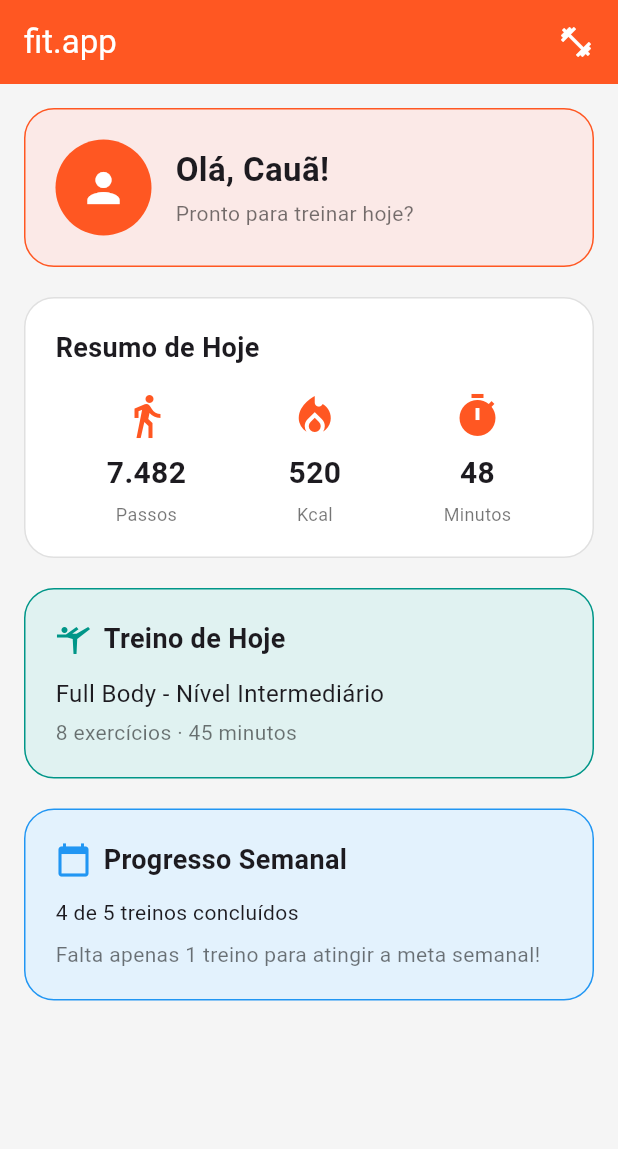
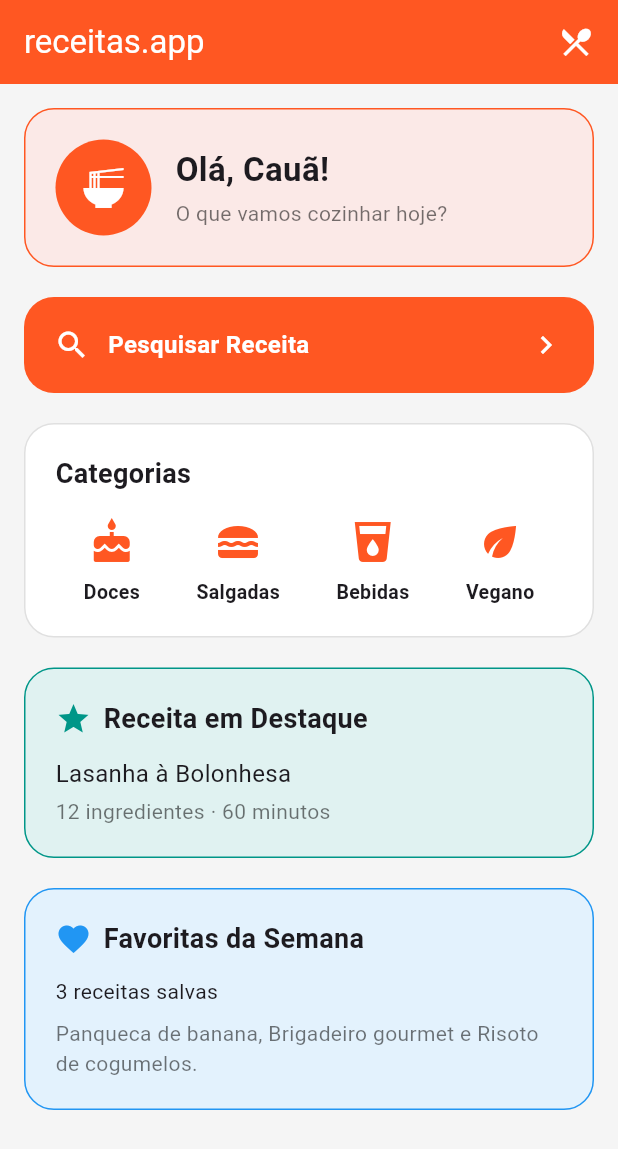
Before and after one commit to CauaACC/Desenvolvimento_Mobile_Flutter, a Flutter app: the screen it shows after launch, on a phone screen of 412 x 824 dp. Shown: the top 1149 px of the screen. Run offline on Flutter 3.47's test engine with Material 3 defaults, Android fonts, the phone set to English and light mode, and no system bars.

Commit message:
atividade 2 - campos de pesquisa
e algumas correcoes

```diff
--- a/lib/HomePage.dart
+++ b/lib/HomePage.dart
@@ -1,6 +1,7 @@
 // ignore_for_file: file_names, prefer_const_constructors, prefer_const_literals_to_create_immutables
 
 import 'package:flutter/material.dart';
+import 'package:fit_app/PesquisaReceita.dart';
 
 class HomePage extends StatelessWidget {
   const HomePage({super.key});
@@ -10,11 +11,11 @@ class HomePage extends StatelessWidget {
     return Scaffold(
       backgroundColor: Colors.grey.shade100,
       appBar: AppBar(
-        title: const Text("fit.app"),
+        title: const Text("receitas.app"),
         backgroundColor: Colors.deepOrange,
         foregroundColor: Colors.white,
         actions: const [
-          Icon(Icons.fitness_center),
+          Icon(Icons.restaurant_menu),
           SizedBox(width: 16),
         ],
       ),
@@ -34,7 +35,7 @@ class HomePage extends StatelessWidget {
                   const CircleAvatar(
                     radius: 32,
                     backgroundColor: Colors.deepOrange,
-                    child: Icon(Icons.person, color: Colors.white, size: 32),
+                    child: Icon(Icons.ramen_dining, color: Colors.white, size: 32),
                   ),
                   const SizedBox(width: 16),
                   Expanded(
@@ -50,13 +51,48 @@ class HomePage extends StatelessWidget {
                         ),
                         SizedBox(height: 4),
                         Text(
-                          "Pronto para treinar hoje?",
+                          "O que vamos cozinhar hoje?",
                           style: TextStyle(fontSize: 14, color: Colors.black54),
                         ),
                       ],
                     ),
                   ),
                 ],
+              ),
+            ),
+            const SizedBox(height: 20),
+            InkWell(
+              onTap: () {
+                Navigator.of(context).push(
+                  MaterialPageRoute(
+                    builder: (_) => const PesquisaReceita(),
+                  ),
+                );
+              },
+              borderRadius: BorderRadius.circular(20),
+              child: Container(
+                padding: const EdgeInsets.all(20),
+                decoration: BoxDecoration(
+                  color: Colors.deepOrange,
+                  borderRadius: BorderRadius.circular(20),
+                ),
+                child: Row(
+                  children: const [
+                    Icon(Icons.search, color: Colors.white),
+                    SizedBox(width: 12),
+                    Expanded(
+                      child: Text(
+                        "Pesquisar Receita",
+                        style: TextStyle(
+                          fontSize: 16,
+                          fontWeight: FontWeight.bold,
+                          color: Colors.white,
+                        ),
+                      ),
+                    ),
+                    Icon(Icons.chevron_right, color: Colors.white),
+                  ],
+                ),
               ),
             ),
             const SizedBox(height: 20),
@@ -71,27 +107,28 @@ class HomePage extends StatelessWidget {
                 crossAxisAlignment: CrossAxisAlignment.start,
                 children: [
                   const Text(
-                    "Resumo de Hoje",
+                    "Categorias",
                     style: TextStyle(fontSize: 18, fontWeight: FontWeight.bold),
                   ),
                   const SizedBox(height: 16),
                   Row(
                     mainAxisAlignment: MainAxisAlignment.spaceAround,
                     children: const [
-                      _Metrica(
-                        icone: Icons.directions_walk,
-                        valor: "7.482",
-                        rotulo: "Passos",
+                      _Categoria(
+                        icone: Icons.cake,
+                        rotulo: "Doces",
                       ),
-                      _Metrica(
-                        icone: Icons.local_fire_department,
-                        valor: "520",
-                        rotulo: "Kcal",
+                      _Categoria(
+                        icone: Icons.lunch_dining,
+                        rotulo: "Salgadas",
                       ),
-                      _Metrica(
-                        icone: Icons.timer,
-                        valor: "48",
-                        rotulo: "Minutos",
+                      _Categoria(
+                        icone: Icons.local_drink,
+                        rotulo: "Bebidas",
+                      ),
+                      _Categoria(
+                        icone: Icons.eco,
+                        rotulo: "Vegano",
                       ),
                     ],
                   ),
@@ -111,10 +148,10 @@ class HomePage extends StatelessWidget {
                 children: [
                   Row(
                     children: const [
-                      Icon(Icons.sports_gymnastics, color: Colors.teal),
+                      Icon(Icons.star, color: Colors.teal),
                       SizedBox(width: 8),
                       Text(
-                        "Treino de Hoje",
+                        "Receita em Destaque",
                         style: TextStyle(
                           fontSize: 18,
                           fontWeight: FontWeight.bold,
@@ -124,12 +161,12 @@ class HomePage extends StatelessWidget {
                   ),
                   const SizedBox(height: 12),
                   const Text(
-                    "Full Body - Nível Intermediário",
+                    "Lasanha à Bolonhesa",
                     style: TextStyle(fontSize: 16),
                   ),
                   const SizedBox(height: 4),
                   const Text(
-                    "8 exercícios · 45 minutos",
+                    "12 ingredientes · 60 minutos",
                     style: TextStyle(fontSize: 14, color: Colors.black54),
                   ),
                 ],
@@ -148,10 +185,10 @@ class HomePage extends StatelessWidget {
                 children: [
                   Row(
                     children: const [
-                      Icon(Icons.calendar_today, color: Colors.blue),
+                      Icon(Icons.favorite, color: Colors.blue),
                       SizedBox(width: 8),
                       Text(
-                        "Progresso Semanal",
+                        "Favoritas da Semana",
                         style: TextStyle(
                           fontSize: 18,
                           fontWeight: FontWeight.bold,
@@ -160,10 +197,10 @@ class HomePage extends StatelessWidget {
                     ],
                   ),
                   const SizedBox(height: 12),
-                  const Text("4 de 5 treinos concluídos"),
+                  const Text("3 receitas salvas"),
                   const SizedBox(height: 8),
                   const Text(
-                    "Falta apenas 1 treino para atingir a meta semanal!",
+                    "Panqueca de banana, Brigadeiro gourmet e Risoto de cogumelos.",
                     style: TextStyle(fontSize: 14, color: Colors.black54),
                   ),
                 ],
@@ -176,14 +213,12 @@ class HomePage extends StatelessWidget {
   }
 }
 
-class _Metrica extends StatelessWidget {
+class _Categoria extends StatelessWidget {
   final IconData icone;
-  final String valor;
   final String rotulo;
 
-  const _Metrica({
+  const _Categoria({
     required this.icone,
-    required this.valor,
     required this.rotulo,
   });
 
@@ -194,13 +229,8 @@ class _Metrica extends StatelessWidget {
         Icon(icone, size: 32, color: Colors.deepOrange),
         const SizedBox(height: 8),
         Text(
-          valor,
-          style: const TextStyle(fontSize: 20, fontWeight: FontWeight.bold),
-        ),
-        const SizedBox(height: 4),
-        Text(
           rotulo,
-          style: const TextStyle(fontSize: 12, color: Colors.black54),
+          style: const TextStyle(fontSize: 13, fontWeight: FontWeight.w600),
         ),
       ],
     );
--- a/pubspec.yaml
+++ b/pubspec.yaml
@@ -1,5 +1,5 @@
 name: fit_app
-description: "Aplicativo fitness - Atividade 01, Interface Mobile."
+description: "Aplicativo de receitas - Atividade, Interface Mobile."
 publish_to: 'none'
 version: 0.1.0
 
```
Also changed, not shown: lib/PesquisaReceita.dart (added, +181 -0 lines).
